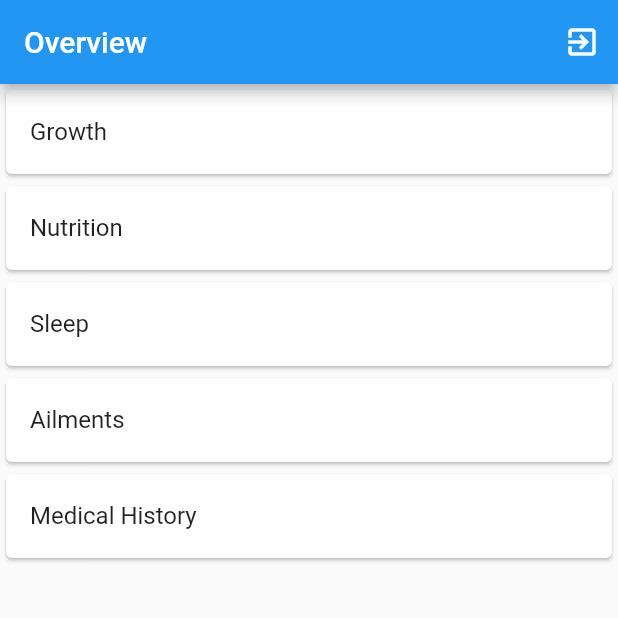
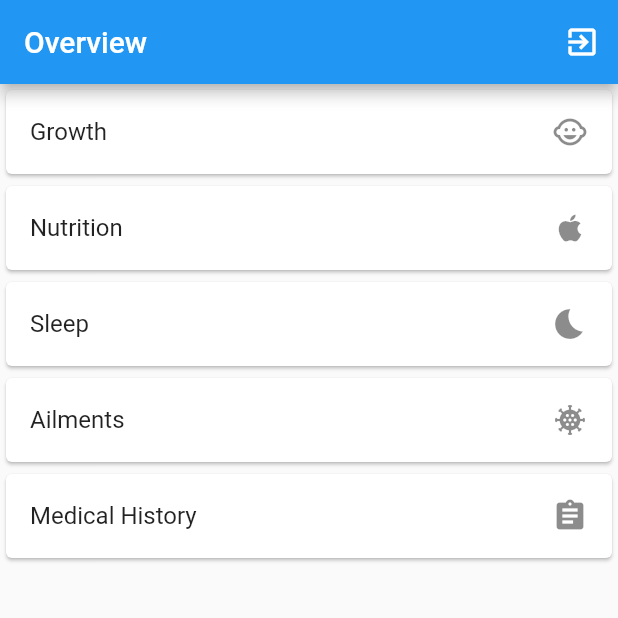
Before and after one commit to kwu6gsu/csc4360-group-project, a Flutter app: the Home screen opened directly, on a phone screen of 412 x 824 dp, the top half of it. Run offline on Flutter 3.47's test engine with Material 2 defaults, Android fonts, the light colour scheme and no system bars; our stand-ins replace cloud_firestore, firebase_auth, firebase_core, flutter_rating_bar, flutter_signin_button; accounts and stored records are empty.

Commit message:
added icons to home screen

```diff
--- a/lib/home.dart
+++ b/lib/home.dart
@@ -54,6 +54,7 @@ class _HomeState extends State<Home> {
                 Navigator.push(context,
                     MaterialPageRoute(builder: (context) => GrowthScreen()));
               },
+              trailing: Icon(Icons.child_care),
             ),
           ),
           Card(
@@ -63,6 +64,7 @@ class _HomeState extends State<Home> {
                 Navigator.push(context,
                     MaterialPageRoute(builder: (context) => NutritionScreen()));
               },
+              trailing: Icon(Icons.apple),
             ),
           ),
           Card(
@@ -72,6 +74,7 @@ class _HomeState extends State<Home> {
                 Navigator.push(context,
                     MaterialPageRoute(builder: (context) => SleepScreen()));
               },
+              trailing: Icon(Icons.bedtime),
             ),
           ),
           Card(
@@ -81,6 +84,7 @@ class _HomeState extends State<Home> {
                 Navigator.push(context,
                     MaterialPageRoute(builder: (context) => AilmentsScreen()));
               },
+              trailing: Icon(Icons.coronavirus),
             ),
           ),
           Card(
@@ -92,6 +96,7 @@ class _HomeState extends State<Home> {
                     MaterialPageRoute(
                         builder: (context) => MedicalHistoryScreen()));
               },
+              trailing: Icon(Icons.assignment),
             ),
           ),
         ],
```
